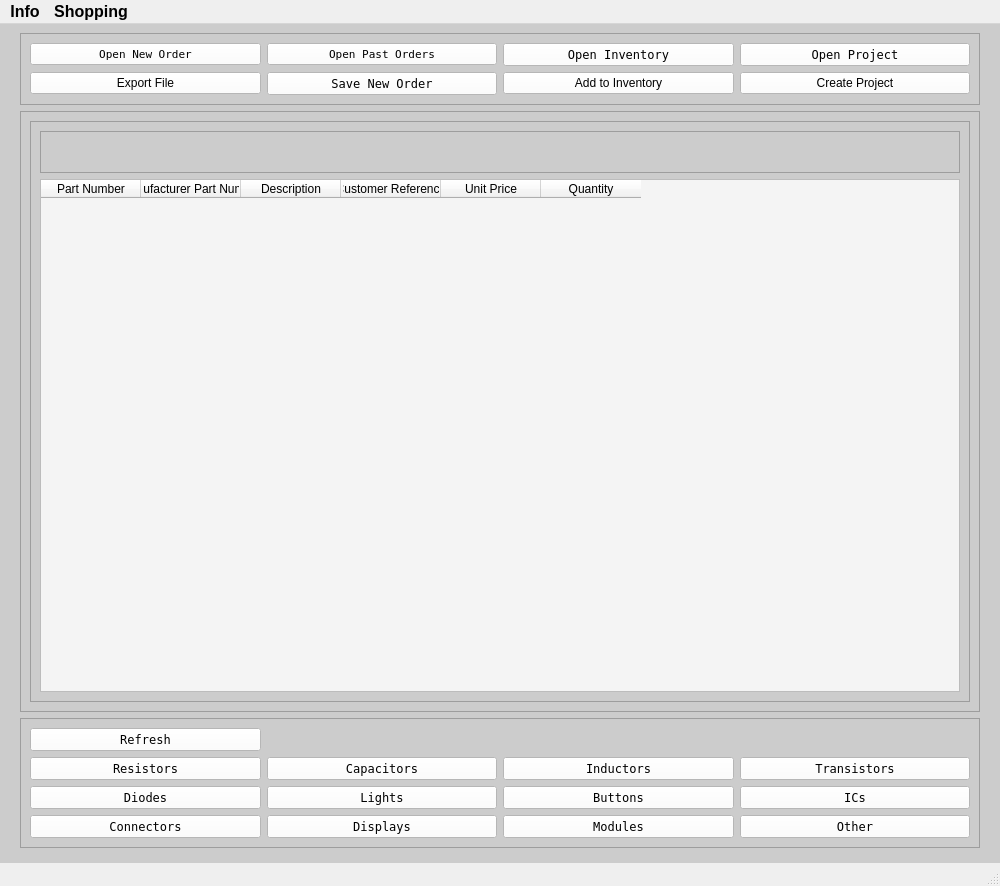
First picture: the form in Program_Files/gui_app.ui, repository Thomas1B/Electronics-Inventory-Program, before the edit.
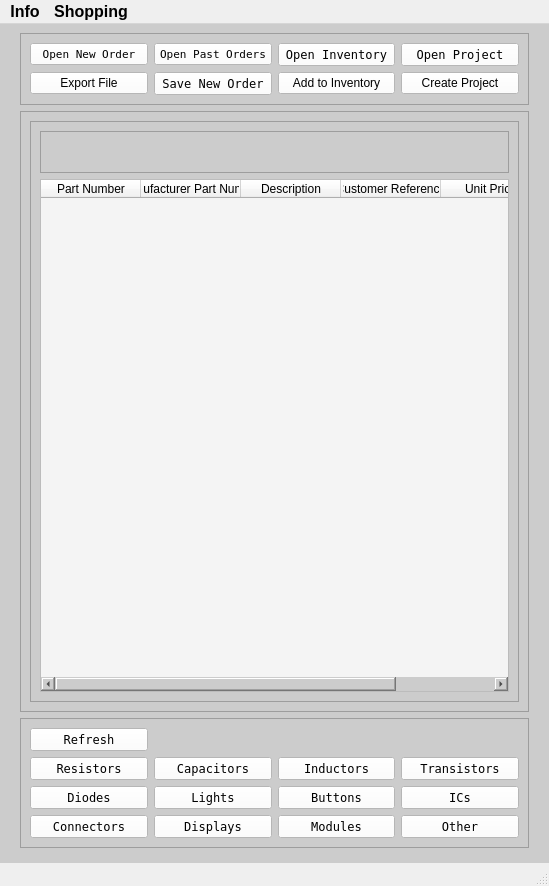
Second picture: the form after the edit. Icons and pictures are not drawn.

Patch:
```diff
--- a/Program_Files/gui_app.ui
+++ b/Program_Files/gui_app.ui
@@ -6,7 +6,7 @@
    <rect>
     <x>0</x>
     <y>0</y>
-    <width>1000</width>
+    <width>549</width>
     <height>886</height>
    </rect>
   </property>
@@ -618,7 +618,7 @@
     <rect>
      <x>0</x>
      <y>0</y>
-     <width>1000</width>
+     <width>549</width>
      <height>20</height>
     </rect>
    </property>
```
Left out of the diff: 4 changed lines with no effect on the pictures.
